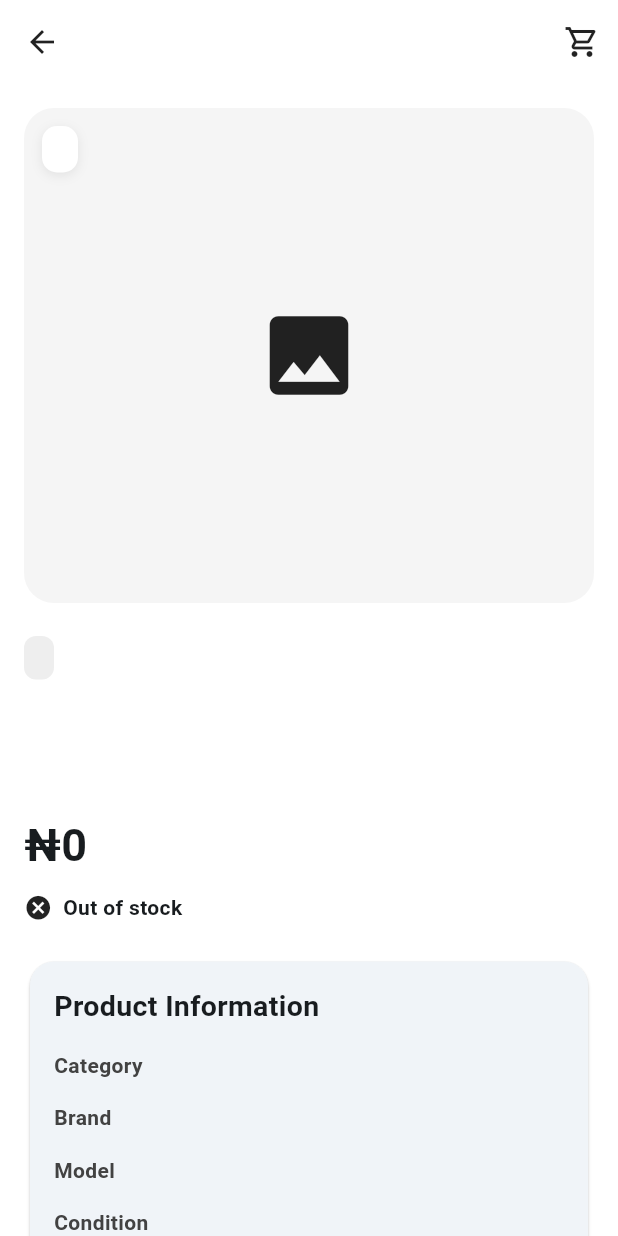
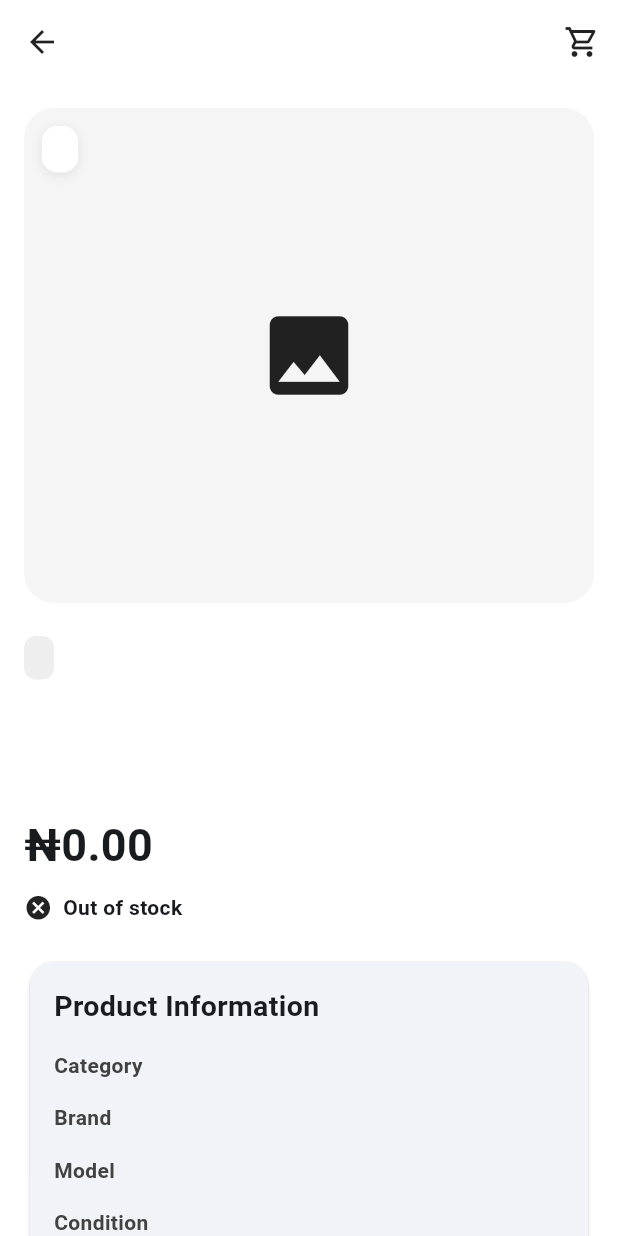
Before and after one commit to Sirsolo-coder/levetor-hub-mobile, a Flutter app: the ProductDetailsScreen screen opened directly with empty values, on a phone screen of 412 x 824 dp. Run offline on Flutter 3.47's test engine with Material 3 defaults, Android fonts, the phone set to English and light mode, and no system bars; our stand-ins replace firebase_core, firebase_messaging, flutter_local_notifications, google_sign_in, shared_preferences; accounts and stored records are empty; network calls fail.

Commit message:
Format product prices with thousands separators

```diff
--- a/lib/screens/product_details_screen.dart
+++ b/lib/screens/product_details_screen.dart
@@ -13,6 +13,19 @@ class ProductDetailsScreen extends StatelessWidget {
     super.key,
     required this.product,
   });
+  String _formatPrice(double price) {
+  final parts = price.toStringAsFixed(2).split('.');
+
+  final integerPart = parts[0];
+  final decimalPart = parts[1];
+
+  final formattedInteger = integerPart.replaceAllMapped(
+    RegExp(r'\B(?=(\d{3})+(?!\d))'),
+    (match) => ',',
+  );
+
+  return '$formattedInteger.$decimalPart';
+}
 
   @override
   Widget build(BuildContext context) {
@@ -239,12 +252,12 @@ class ProductDetailsScreen extends StatelessWidget {
             // PRICE
             // ==========================================
             Text(
-              '₦${product.price.toStringAsFixed(0)}',
-              style: const TextStyle(
-                fontSize: 30,
-                fontWeight: FontWeight.bold,
-              ),
-            ),
+  '₦${_formatPrice(product.price)}',
+  style: const TextStyle(
+    fontSize: 30,
+    fontWeight: FontWeight.bold,
+  ),
+),
 
             const SizedBox(height: 10),
 
```
Also changed, not shown: lib/screens/home_screen.dart (+18 -3 lines).
